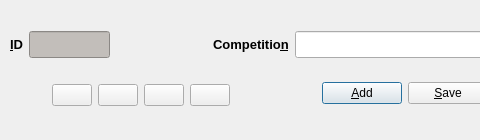
First picture: the form in code/pyqt/gui/competition_entry.ui, repository soccermetrics/marcotti-desktop, before the edit; both pictures show x 0 to 480 and y 0 to 140 of the 720 by 140 pixel window.
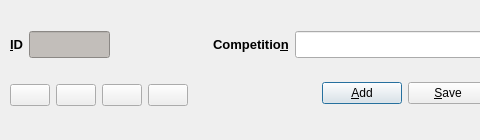
Second picture: the form after the edit. Icons and pictures are not drawn.

Commit message: Corrected icon references in Card, Competition, and Flank position UIs

```diff
--- a/code/pyqt/gui/competition_entry.ui
+++ b/code/pyqt/gui/competition_entry.ui
@@ -25,7 +25,7 @@
   <property name="windowTitle">
    <string>Competition Entry</string>
   </property>
-  <widget class="QWidget" name="">
+  <widget class="QWidget" name="layoutWidget">
    <property name="geometry">
     <rect>
      <x>270</x>
@@ -119,7 +119,7 @@
     </item>
    </layout>
   </widget>
-  <widget class="QWidget" name="">
+  <widget class="QWidget" name="layoutWidget">
    <property name="geometry">
     <rect>
      <x>10</x>
@@ -207,7 +207,7 @@
     </item>
    </layout>
   </widget>
-  <widget class="QWidget" name="">
+  <widget class="QWidget" name="layoutWidget">
    <property name="geometry">
     <rect>
      <x>10</x>
@@ -217,19 +217,6 @@
     </rect>
    </property>
    <layout class="QHBoxLayout" name="horizontalLayout_2">
-    <item>
-     <spacer name="horizontalSpacer_5">
-      <property name="orientation">
-       <enum>Qt::Horizontal</enum>
-      </property>
-      <property name="sizeHint" stdset="0">
-       <size>
-        <width>18</width>
-        <height>20</height>
-       </size>
-      </property>
-     </spacer>
-    </item>
     <item>
      <widget class="QPushButton" name="firstEntry">
       <property name="toolTip">
```
Left out of the diff: 12 changed lines with no effect on the pictures. The commit also changes 2 other files.
